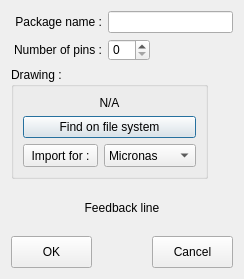
Above: src/ATE/org/actions_on/package/NewPackageWizard.ui from goanpeca/ATE.org before the change. Below: the same form after it.
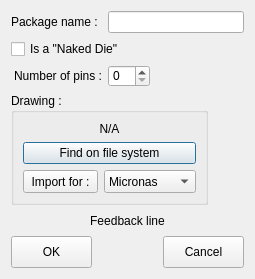
That is the form after the change.

```diff
--- a/src/ATE/org/actions_on/package/NewPackageWizard.ui
+++ b/src/ATE/org/actions_on/package/NewPackageWizard.ui
@@ -6,7 +6,7 @@
    <rect>
     <x>0</x>
     <y>0</y>
-    <width>244</width>
+    <width>255</width>
     <height>279</height>
    </rect>
   </property>
@@ -32,7 +32,7 @@
    <string>Dialog</string>
   </property>
   <layout class="QGridLayout" name="gridLayout_2">
-   <item row="0" column="0">
+   <item row="1" column="0">
     <layout class="QVBoxLayout" name="verticalLayout_2">
      <item>
       <layout class="QHBoxLayout" name="nameLayout">
@@ -53,9 +53,6 @@
          <property name="text">
           <string>Package name :</string>
          </property>
-         <property name="alignment">
-          <set>Qt::AlignRight|Qt::AlignTrailing|Qt::AlignVCenter</set>
-         </property>
         </widget>
        </item>
        <item>
@@ -85,6 +82,17 @@
        </item>
       </layout>
      </item>
+     <item>
+      <layout class="QHBoxLayout" name="horizontalLayout">
+       <item>
+        <widget class="QCheckBox" name="isNakedDie">
+         <property name="text">
+          <string>Is a &quot;Naked Die&quot;</string>
+         </property>
+        </widget>
+       </item>
+      </layout>
+     </item>
      <item>
       <layout class="QHBoxLayout" name="leadsLayout">
        <item>
```
